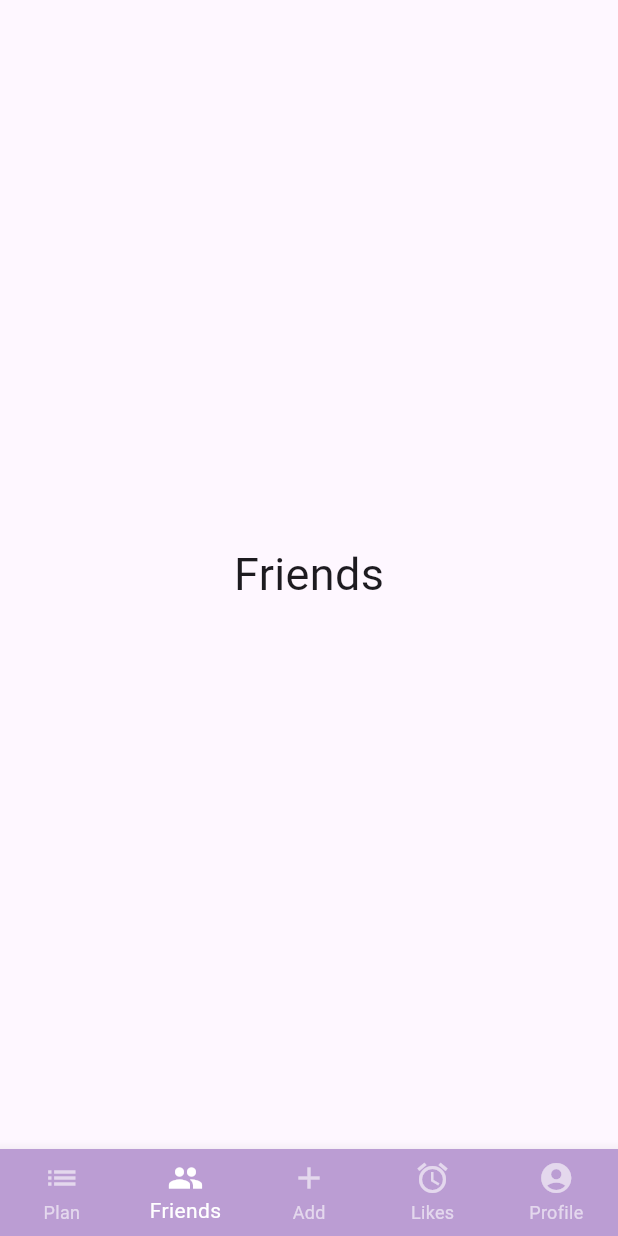
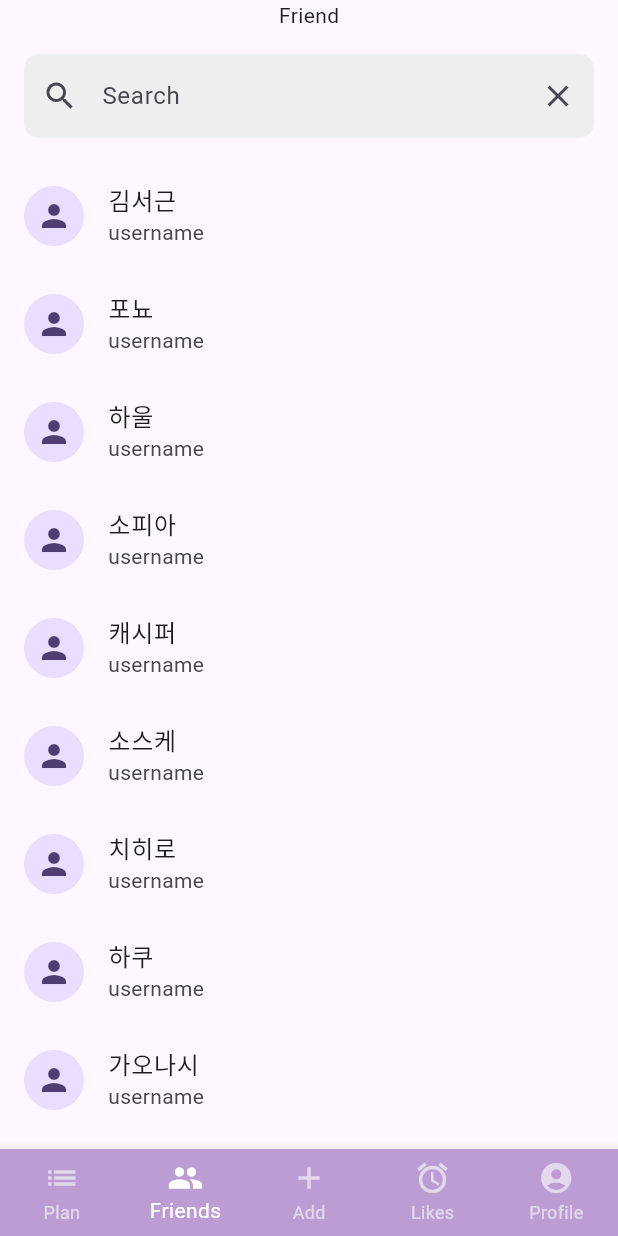
Before and after one commit to let-s-eat-together/LetsEat.flutter, a Flutter app: the screen it shows after launch, item 2 of the bottom bar chosen, on a phone screen of 412 x 824 dp. Run offline on Flutter 3.47's test engine with Material 3 defaults, Android fonts, the light colour scheme and no system bars.

Commit message:
feat: Add Friend List Screen

```diff
--- /dev/null
+++ b/lets_eat/lib/friend/friend_list_screen.dart
@@ -0,0 +1,76 @@
+import 'package:flutter/material.dart';
+
+class FriendListScreen extends StatefulWidget {
+  @override
+  _FriendListScreenState createState() => _FriendListScreenState();
+}
+
+class _FriendListScreenState extends State<FriendListScreen> {
+  String searchText = "";
+  final List<String> friendList = [
+    "김서근", "포뇨", "하울", "소피아", "캐시퍼", "소스케",
+    "치히로", "하쿠", "가오나시", "제니바", "카브", "마르클",
+    "토토로", "사츠키", "지브리", "스튜디오", "캐릭터"
+  ];
+
+  @override
+  Widget build(BuildContext context) {
+    return Scaffold(
+      body: Column(
+        children: <Widget>[
+          Text("Friend"),
+          SearchTextField(
+            onChanged: (value) {
+              setState(() {
+                searchText = value;
+              });
+            },
+          ),
+          Expanded(
+            child: ListView.builder(
+              itemCount: friendList.where((name) => name.startsWith(searchText) || searchText == "").length,
+              itemBuilder: (context, index) {
+                String name = friendList.where((name) => name.startsWith(searchText) || searchText == "").elementAt(index);
+                return ListTile(
+                  leading: CircleAvatar(
+                    child: Icon(Icons.person),
+                  ),
+                  title: Text(name),
+                  subtitle: Text("username"),
+                  // trailing: StingButton(otherUserName: "test", planId: 1),
+                );
+              },
+            ),
+          ),
+        ],
+      ),
+    );
+  }
+}
+
+class SearchTextField extends StatelessWidget {
+  final Function(String) onChanged;
+
+  SearchTextField({required this.onChanged});
+
+  @override
+  Widget build(BuildContext context) {
+    return Container(
+      padding: EdgeInsets.all(16),
+      child: TextField(
+        onChanged: onChanged,
+        decoration: InputDecoration(
+          hintText: "Search",
+          prefixIcon: Icon(Icons.search),
+          suffixIcon: Icon(Icons.clear),
+          border: OutlineInputBorder(
+            borderRadius: BorderRadius.circular(10),
+            borderSide: BorderSide.none,
+          ),
+          filled: true,
+          fillColor: Colors.grey[200],
+        ),
+      ),
+    );
+  }
+}
--- a/lets_eat/lib/main.dart
+++ b/lets_eat/lib/main.dart
@@ -1,5 +1,6 @@
 import 'package:flutter/material.dart';
 import 'plan/plan_screen.dart';
+import 'friend/friend_list_screen.dart';
 
 void main() {
   runApp(MyApp());
@@ -33,9 +34,8 @@ class _MainUI extends State<MainUI> {
     PlanScreen(),
 
     // Friends
-    Text(
-      'Friends',
-      style: TextStyle(fontSize: 30),),
+    FriendListScreen(),
+
     // Add
     Text('Add',
       style: TextStyle(fontSize: 30),),
```
